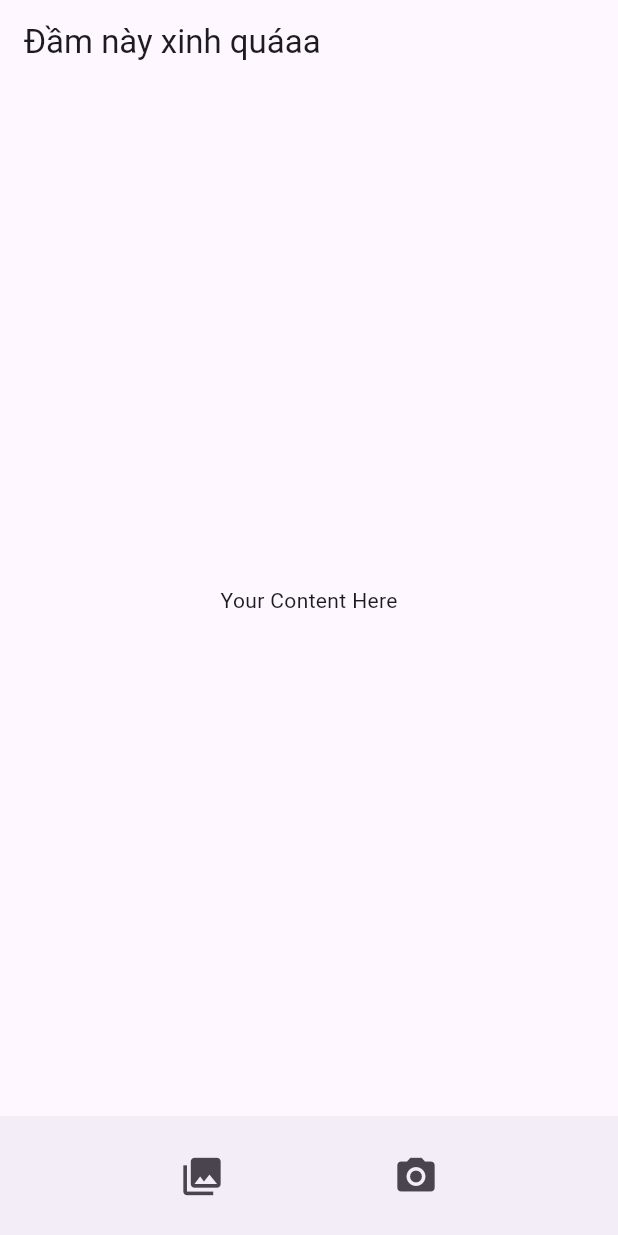
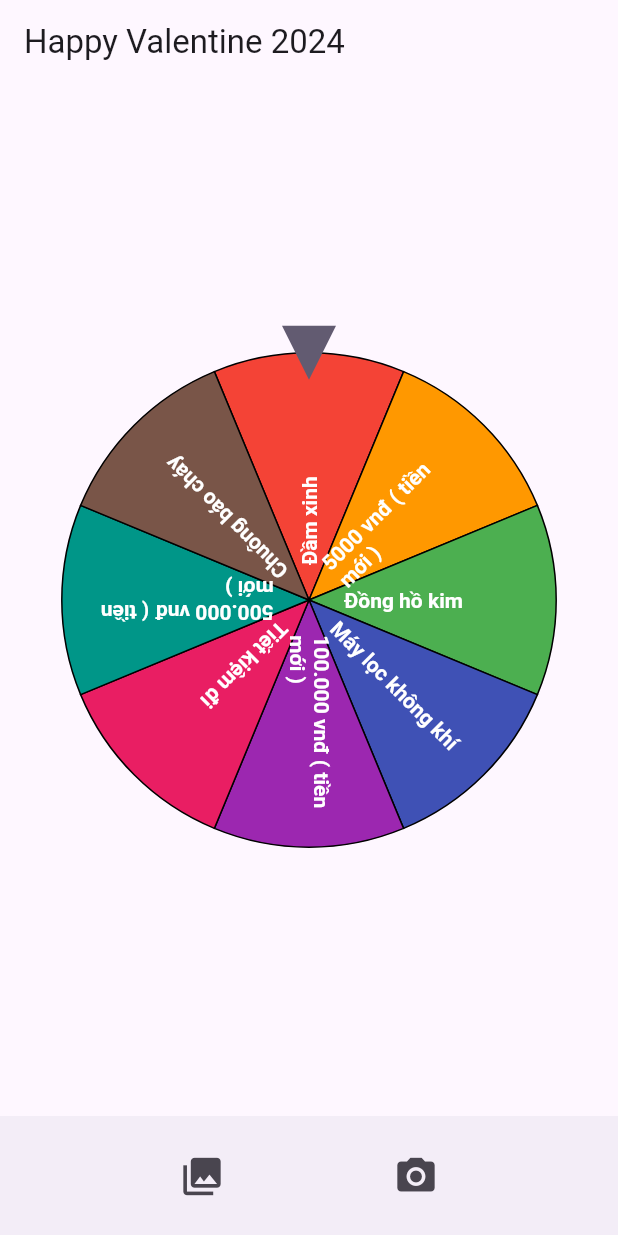
Before and after one commit to thienan2050/Upload_Images, a Flutter app: the screen it shows after launch, on a phone screen of 412 x 824 dp. Run offline on Flutter 3.47's test engine with Material 3 defaults, Android fonts, the phone set to English and light mode, and no system bars; drawn by our look-alikes of flutter_fortune_wheel; our stand-ins replace cached_network_image, camera, flutter_cache_manager, flutter_swiper_view.

Commit message:
Added wheel for Valentine 2024

```diff
--- a/lib/main.dart
+++ b/lib/main.dart
@@ -8,6 +8,7 @@ import 'package:path/path.dart';
 import 'package:cached_network_image/cached_network_image.dart';
 import 'package:flutter_swiper_view/flutter_swiper_view.dart';
 import 'package:flutter_cache_manager/flutter_cache_manager.dart';
+import 'package:flutter_fortune_wheel/flutter_fortune_wheel.dart';
 
 String ImageRootPath = '/storage/emulated/0/HNMG/Images';
 String AoImagePath = '/storage/emulated/0/HNMG/Images/Ao';
@@ -78,11 +79,9 @@ class MyHomePage extends StatelessWidget {
   Widget build(BuildContext context) {
     return Scaffold(
       appBar: AppBar(
-        title: Text('Đầm này xinh quáaa'),
+        title: Text('Happy Valentine 2024'),
       ),
-      body: Center(
-        child: Text('Your Content Here'),
-      ),
+      body: ExamplePage(),
       bottomNavigationBar: BottomAppBar(
         elevation: 20, // Chiều sâu
         shape: CircularNotchedRectangle(), // Hình dạng đặc biệt
@@ -206,7 +205,7 @@ class TakePictureScreenState extends State<TakePictureScreen> {
   @override
   Widget build(BuildContext context) {
     return Scaffold(
-      appBar: AppBar(title: const Text('Chụp ảnh quần áo')),
+      appBar: AppBar(title: const Text('Ùi đầm này xinh quá')),
       body: FutureBuilder<void>(
         future: _initializeControllerFuture,
         builder: (context, snapshot) {
@@ -565,3 +564,125 @@ class Display extends StatelessWidget {
     return fileList;
   }
 }
+
+//===========Vòng quay may mắn===================
+class ExamplePage extends StatefulWidget {
+  @override
+  _ExamplePageState createState() => _ExamplePageState();
+}
+
+class _ExamplePageState extends State<ExamplePage> {
+  StreamController<int> selected = StreamController<int>();
+
+  int selectedValue = -1;
+  bool gameStarted = false;
+  bool gameFinished = false;
+
+  @override
+  void dispose() {
+    selected.close();
+    super.dispose();
+  }
+
+  @override
+  Widget build(BuildContext context) {
+    final items = <String>[
+      'Đầm xinh',
+      '5000 vnđ ( tiền mới )',
+      'Đồng hồ kim',
+      'Máy lọc không khí',
+      '100.000 vnđ ( tiền mới )',
+      'Tiết kiệm đi',
+      '500.000 vnđ ( tiền mới )',
+      'Chuông báo cháy'
+    ];
+
+    final colors = <Color>[
+      Colors.red,
+      Colors.orange,
+      Colors.green,
+      Colors.indigo,
+      Colors.purple,
+      Colors.pink,
+      Colors.teal,
+      Colors.brown
+    ];
+
+    return Scaffold(
+      body: GestureDetector(
+        onTap: () {
+          if (!gameStarted) {
+            // Hiển thị pop-up thông báo "Chơi"
+            showDialog(
+              context: context,
+              builder: (BuildContext context) {
+                return AlertDialog(
+                  title: Text("Điều khoản"),
+                  content: Text("Tôi cam kết có chơi có chịu."),
+                  actions: [
+                    TextButton(
+                      onPressed: () {
+                        Navigator.of(context).pop();
+                        setState(() {
+                          gameStarted = true;
+                        });
+                      },
+                      child: Text("Đồng ý"),
+                    ),
+                  ],
+                );
+              },
+            );
+          }
+          if (!gameFinished && gameStarted) {
+            setState(() {
+              selectedValue = Fortune.randomInt(0, items.length);
+              selected.add(selectedValue);
+              gameFinished = true; // Trò chơi kết thúc
+            });
+
+            // Hiển thị thông báo sau khi quay kết thúc
+            Future.delayed(Duration(seconds: 8), () {
+              showDialog(
+                context: context,
+                builder: (BuildContext context) {
+                  return AlertDialog(
+                    title: Text("Em tự quay đó nhaaa !!!"),
+                    content: Text("Chúc mừng Be trúng: ${items[selectedValue]}!"),
+                    actions: [
+                      TextButton(
+                        onPressed: () {
+                          Navigator.of(context).pop();
+                        },
+                        child: Text("OK"),
+                      ),
+                    ],
+                  );
+                },
+              );
+            });
+          }
+        },
+        child: Column(
+          children: [
+            Expanded(
+              child: FortuneWheel(
+                selected: selected.stream,
+                items: [
+                  for (int i = 0; i < items.length; i++)
+                    FortuneItem(
+                      child: Text(
+                        items[i],
+                        style: TextStyle(fontWeight: FontWeight.bold),
+                      ),
+                      style: FortuneItemStyle(color: colors[i]),
+                    ),
+                ],
+              ),
+            ),
+          ],
+        ),
+      ),
+    );
+  }
+}
--- a/pubspec.yaml
+++ b/pubspec.yaml
@@ -36,6 +36,7 @@ dependencies:
   cached_network_image: ^3.0.0
   path_provider: ^2.1.2
   flutter_swiper_view: ^1.1.8
+  flutter_fortune_wheel: ^1.3.1
 
   # The following adds the Cupertino Icons font to your application.
   # Use with the CupertinoIcons class for iOS style icons.
```
Also changed, not shown: pubspec.lock.
